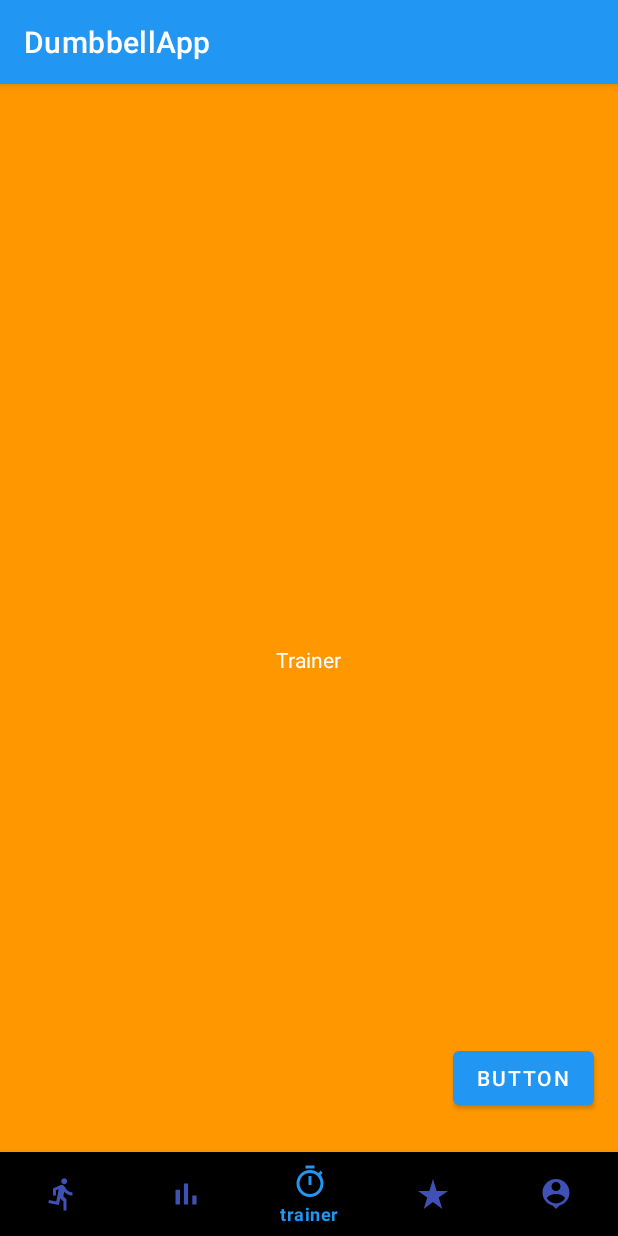
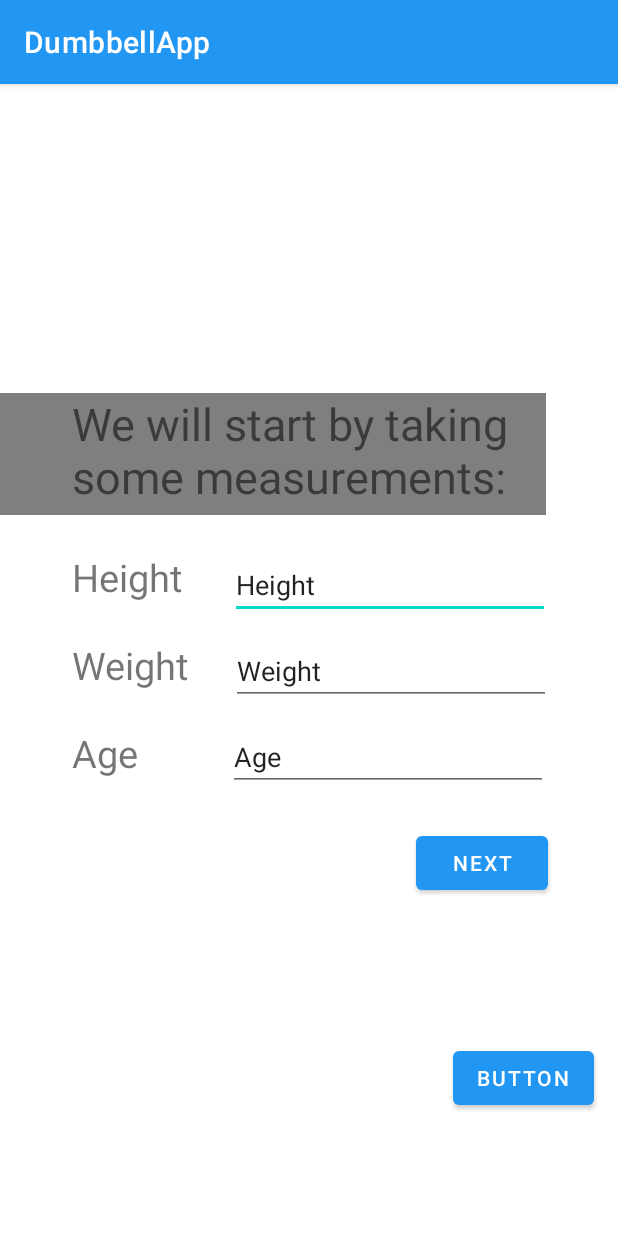
Before and after one commit to costingrigore-zz/Honours-Project, an Android app: the screen it shows after launch (MainActivity), on a phone screen of 412 x 824 dp. Run offline under Robolectric (Android 15) with nearby library versions, the phone set to English and light mode, and no system bars; our stand-ins replace Firebase (no records; nobody signed in at launch, a user with empty details on screens opened directly).

Commit message:
Added input fields for first page
- Added input fields
- Next button saves data to file when pressed.
- Navigation bar disappears when opening the application and reappears when asked
- Created first fragment for the first step

```diff
--- a/DumbbellApp/app/src/main/java/com/costingrigore/dumbbellapp/MainActivity.java
+++ b/DumbbellApp/app/src/main/java/com/costingrigore/dumbbellapp/MainActivity.java
@@ -28,7 +28,7 @@ import java.util.ArrayList;
 public class MainActivity extends AppCompatActivity {
 
     private static final String LOG_TAG = "MainActivity" ;
-    private BottomNavigationView bottomNavigationView;
+    public BottomNavigationView bottomNavigationView;
     TextView textView;
     Button btn;
     FirebaseDatabase database;
@@ -48,7 +48,9 @@ public class MainActivity extends AppCompatActivity {
 
         bottomNavigationView.setOnNavigationItemSelectedListener(bottomNavmethod);
         bottomNavigationView.getMenu().findItem(R.id.trainer).setChecked(true);
-        getSupportFragmentManager().beginTransaction().replace(R.id.container,new TrainerFragment()).commit();
+        bottomNavigationView.setVisibility(View.GONE);
+        // Set default fragment when application loads
+        getSupportFragmentManager().beginTransaction().replace(R.id.container,new StepOne()).commit();
 
 
         // Database stuff
--- /dev/null
+++ b/DumbbellApp/app/src/main/java/com/costingrigore/dumbbellapp/StepOne.java
@@ -0,0 +1,130 @@
+package com.costingrigore.dumbbellapp;
+
+import android.os.Bundle;
+
+import androidx.fragment.app.Fragment;
+import androidx.fragment.app.FragmentTransaction;
+
+import android.view.LayoutInflater;
+import android.view.View;
+import android.view.ViewGroup;
+import android.widget.Button;
+import android.widget.EditText;
+import android.widget.TextView;
+import android.widget.Toast;
+
+import com.google.android.material.bottomnavigation.BottomNavigationView;
+
+import org.w3c.dom.Text;
+
+import java.io.FileInputStream;
+import java.io.FileOutputStream;
+import java.io.IOException;
+import java.io.InputStreamReader;
+import java.io.OutputStreamWriter;
+
+import static android.content.Context.MODE_PRIVATE;
+
+/**
+ * A simple {@link Fragment} subclass.
+ * Use the {@link StepOne#newInstance} factory method to
+ * create an instance of this fragment.
+ */
+public class StepOne extends Fragment {
+
+    View view;
+    TextView weightText;
+    EditText editTextWeight;
+    EditText editTextHeight;
+    EditText editTextAge;
+    Button nextButton;
+    public StepOne() {
+        // Required empty public constructor
+    }
+
+    /**
+     * Use this factory method to create a new instance of
+     * this fragment using the provided parameters.
+     *
+     * @param param1 Parameter 1.
+     * @param param2 Parameter 2.
+     * @return A new instance of fragment StepOne.
+     */
+    // TODO: Rename and change types and number of parameters
+    public static StepOne newInstance(String param1, String param2) {
+        StepOne fragment = new StepOne();
+        Bundle args = new Bundle();
+        fragment.setArguments(args);
+        return fragment;
+    }
+
+    @Override
+    public void onCreate(Bundle savedInstanceState) {
+        super.onCreate(savedInstanceState);
+    }
+
+    @Override
+    public View onCreateView(LayoutInflater inflater, ViewGroup container,
+                             Bundle savedInstanceState) {
+        // Inflate the layout for this fragment
+        view = inflater.inflate(R.layout.fragment_step_one, container, false);
+        weightText = (TextView) view.findViewById(R.id.weightText);
+        editTextWeight = (EditText) view.findViewById(R.id.editTextWeight);
+        editTextHeight = (EditText) view.findViewById(R.id.editTextHeight);
+        editTextAge = (EditText) view.findViewById(R.id.editTextAge);
+        nextButton = (Button) view.findViewById(R.id.nextButton);
+        nextButton.setOnClickListener(new View.OnClickListener() {
+            @Override
+            public void onClick(View view) {
+                String weight = editTextWeight.getText().toString();
+                String height = editTextHeight.getText().toString();
+                String age = editTextAge.getText().toString();
+                try {
+                    WriteData(view, weight, height, age);
+                } catch (IOException e) {
+                    e.printStackTrace();
+                }
+                final FragmentTransaction ft = getFragmentManager().beginTransaction();
+                Fragment fragment = new TrainerFragment();
+                ft.replace(R.id.container, fragment, "Trainer Fragment").commit();
+                BottomNavigationView bottomNavigationView = getActivity().findViewById(R.id.bottomNav);
+                bottomNavigationView.setVisibility(View.VISIBLE);
+            }
+        });
+        return view;
+    }
+
+    private void WriteData(View view, String weight, String height, String age) throws IOException {
+        try {
+            FileOutputStream fileout= view.getContext().openFileOutput("user_data.txt", view.getContext().MODE_PRIVATE);
+            OutputStreamWriter outputWriter=new OutputStreamWriter(fileout);
+            outputWriter.write("Personal Data;");
+            outputWriter.write(weight + ";" + height +";" + age + ";");
+            outputWriter.close();
+        }
+        catch (Exception e){
+            e.printStackTrace();
+        }
+    }
+
+    public void ReadData(View view) {
+        try {
+            FileInputStream fileIn = view.getContext().openFileInput("user_data.txt");
+            InputStreamReader InputRead = new InputStreamReader(fileIn);
+
+            char[] inputBuffer = new char[100];
+            String s = "";
+            int charRead;
+
+            while ((charRead = InputRead.read(inputBuffer)) > 0) {
+                // char to string conversion
+                String readstring = String.copyValueOf(inputBuffer, 0, charRead);
+                s += readstring;
+            }
+            InputRead.close();
+            weightText.setText(s);
+        } catch (Exception e) {
+            e.printStackTrace();
+        }
+    }
+}
--- /dev/null
+++ b/DumbbellApp/app/src/main/res/layout/fragment_step_one.xml
@@ -0,0 +1,122 @@
+<?xml version="1.0" encoding="utf-8"?>
+<FrameLayout xmlns:android="http://schemas.android.com/apk/res/android"
+    xmlns:app="http://schemas.android.com/apk/res-auto"
+    xmlns:tools="http://schemas.android.com/tools"
+    android:layout_width="match_parent"
+    android:layout_height="match_parent"
+    tools:context=".StepOne">
+
+    <!-- TODO: Update blank fragment layout -->
+    <androidx.constraintlayout.widget.ConstraintLayout
+        android:id="@+id/linearLayout"
+        android:layout_width="match_parent"
+        android:layout_height="match_parent">
+
+        <TextView
+            android:id="@+id/titleText"
+            android:layout_width="316dp"
+            android:layout_height="81dp"
+            android:text="We will start by taking some measurements:"
+            android:textSize="30sp"
+            app:layout_constraintBottom_toBottomOf="parent"
+            app:layout_constraintEnd_toEndOf="parent"
+            app:layout_constraintHorizontal_bias="0.5"
+            app:layout_constraintStart_toStartOf="parent"
+            app:layout_constraintTop_toTopOf="parent"
+            app:layout_constraintVertical_bias="0.3" />
+
+        <ImageView
+            android:id="@+id/imageView"
+            android:layout_width="0dp"
+            android:layout_height="81dp"
+            android:src="@android:drawable/screen_background_dark_transparent"
+            app:layout_constraintBottom_toBottomOf="@+id/titleText"
+            app:layout_constraintEnd_toEndOf="@+id/titleText"
+            app:layout_constraintHorizontal_bias="0.014"
+            app:layout_constraintStart_toStartOf="parent"
+            app:layout_constraintTop_toTopOf="@+id/titleText"
+            app:layout_constraintVertical_bias="0.3" />
+
+        <TextView
+            android:id="@+id/heightText"
+            android:layout_width="wrap_content"
+            android:layout_height="wrap_content"
+            android:layout_marginTop="24dp"
+            android:text="Height"
+            android:textSize="25dp"
+            app:layout_constraintStart_toStartOf="@+id/titleText"
+            app:layout_constraintTop_toBottomOf="@+id/titleText" />
+
+        <EditText
+            android:id="@+id/editTextHeight"
+            android:layout_width="wrap_content"
+            android:layout_height="wrap_content"
+            android:layout_marginStart="32dp"
+            android:layout_marginLeft="32dp"
+            android:layout_marginTop="24dp"
+            android:ems="10"
+            android:inputType="textPersonName"
+            android:text="Height"
+            app:layout_constraintStart_toEndOf="@+id/heightText"
+            app:layout_constraintTop_toBottomOf="@+id/titleText" />
+
+        <TextView
+            android:id="@+id/weightText"
+            android:layout_width="wrap_content"
+            android:layout_height="wrap_content"
+            android:layout_marginTop="24dp"
+            android:text="Weight"
+            android:textSize="25dp"
+            app:layout_constraintStart_toStartOf="@+id/heightText"
+            app:layout_constraintTop_toBottomOf="@+id/heightText" />
+
+        <EditText
+            android:id="@+id/editTextWeight"
+            android:layout_width="wrap_content"
+            android:layout_height="wrap_content"
+            android:layout_marginStart="28dp"
+            android:layout_marginLeft="28dp"
+            android:layout_marginTop="12dp"
+            android:ems="10"
+            android:inputType="textPersonName"
+            android:text="Weight"
+            app:layout_constraintStart_toEndOf="@+id/weightText"
+            app:layout_constraintTop_toBottomOf="@+id/editTextHeight" />
+
+        <EditText
+            android:id="@+id/editTextAge"
+            android:layout_width="wrap_content"
+            android:layout_height="wrap_content"
+            android:layout_marginStart="60dp"
+            android:layout_marginLeft="60dp"
+            android:layout_marginTop="12dp"
+            android:ems="10"
+            android:inputType="textPersonName"
+            android:text="Age"
+            app:layout_constraintStart_toEndOf="@+id/ageText"
+            app:layout_constraintTop_toBottomOf="@+id/editTextWeight" />
+
+        <TextView
+            android:id="@+id/ageText"
+            android:layout_width="wrap_content"
+            android:layout_height="wrap_content"
+            android:layout_marginTop="24dp"
+            android:text="Age"
+            android:textSize="25dp"
+            app:layout_constraintStart_toStartOf="@+id/weightText"
+            app:layout_constraintTop_toBottomOf="@+id/weightText" />
+
+        <Button
+            android:id="@+id/nextButton"
+            android:layout_width="wrap_content"
+            android:layout_height="wrap_content"
+            android:layout_marginTop="24dp"
+            android:text="Next"
+            app:layout_constraintEnd_toEndOf="@+id/editTextAge"
+            app:layout_constraintHorizontal_bias="1.0"
+            app:layout_constraintStart_toStartOf="@+id/editTextAge"
+            app:layout_constraintTop_toBottomOf="@+id/editTextAge" />
+
+    </androidx.constraintlayout.widget.ConstraintLayout>
+
+</FrameLayout>
```
